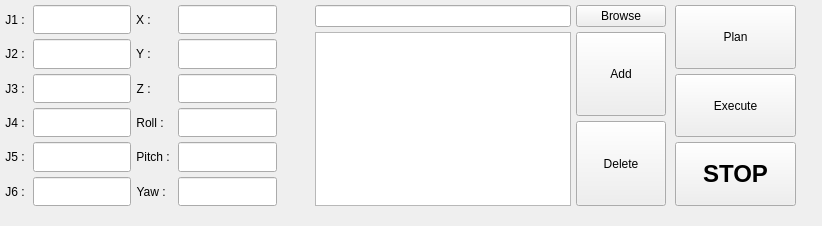
The window that cobot_interface/status_tools/src/ui/cobot_status_tools.ui (surachairobotic/cobot) describes before a commit, drawn with Qt 5.
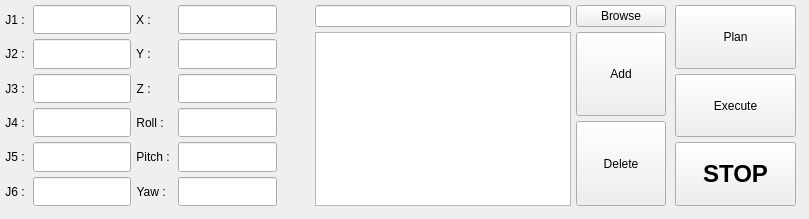
The same window after the commit.

Patch:
```diff
--- a/cobot_interface/status_tools/src/ui/cobot_status_tools.ui
+++ b/cobot_interface/status_tools/src/ui/cobot_status_tools.ui
@@ -6,8 +6,8 @@
    <rect>
     <x>0</x>
     <y>0</y>
-    <width>822</width>
-    <height>226</height>
+    <width>809</width>
+    <height>219</height>
    </rect>
   </property>
   <property name="windowTitle">
```
Left out of the diff: 72 changed lines with no effect on the pictures.
